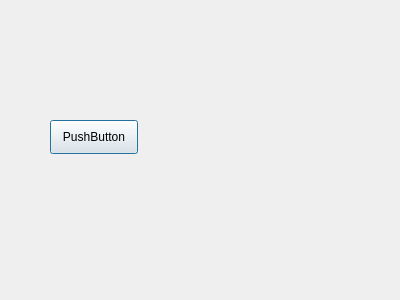
First picture: the form in statswindow.ui, repository Fantasm4no/VisionxComputador, before the edit.
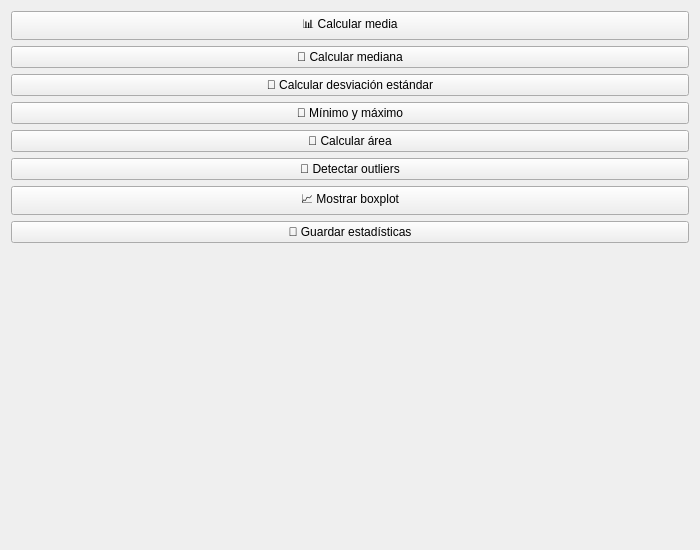
Second picture: the form after the edit. Custom widgets are drawn as their Qt base class.

Commit message: Versión estable: integración de estadísticas con interfaz y QCustomPlot

```diff
--- a/statswindow.ui
+++ b/statswindow.ui
@@ -1,42 +1,113 @@
 <?xml version="1.0" encoding="UTF-8"?>
 <ui version="4.0">
  <class>StatsWindow</class>
- <widget class="QDialog" name="StatsWindow">
+ <widget class="QWidget" name="StatsWindow">
   <property name="geometry">
    <rect>
     <x>0</x>
     <y>0</y>
-    <width>400</width>
-    <height>300</height>
+    <width>700</width>
+    <height>550</height>
    </rect>
   </property>
   <property name="windowTitle">
    <string>Dialog</string>
   </property>
-  <widget class="QPushButton" name="btnCargarCSV">
-   <property name="geometry">
-    <rect>
-     <x>50</x>
-     <y>120</y>
-     <width>88</width>
-     <height>34</height>
-    </rect>
-   </property>
-   <property name="text">
-    <string>PushButton</string>
-   </property>
-  </widget>
-  <widget class="QWidget" name="chartContainer" native="true">
-   <property name="geometry">
-    <rect>
-     <x>220</x>
-     <y>100</y>
-     <width>120</width>
-     <height>80</height>
-    </rect>
-   </property>
-  </widget>
+  <layout class="QVBoxLayout" name="verticalLayout">
+   <item>
+    <widget class="QPushButton" name="btnMedia">
+     <property name="text">
+      <string>📊 Calcular media</string>
+     </property>
+    </widget>
+   </item>
+   <item>
+    <widget class="QPushButton" name="btnMediana">
+     <property name="text">
+      <string>📌 Calcular mediana</string>
+     </property>
+    </widget>
+   </item>
+   <item>
+    <widget class="QPushButton" name="btnDesviacion">
+     <property name="text">
+      <string>📐 Calcular desviación estándar</string>
+     </property>
+    </widget>
+   </item>
+   <item>
+    <widget class="QPushButton" name="btnMinMax">
+     <property name="text">
+      <string>🔽 Mínimo y máximo</string>
+     </property>
+    </widget>
+   </item>
+   <item>
+    <widget class="QPushButton" name="btnArea">
+     <property name="text">
+      <string>📏 Calcular área</string>
+     </property>
+    </widget>
+   </item>
+   <item>
+    <widget class="QPushButton" name="btnOutliers">
+     <property name="text">
+      <string>🚨 Detectar outliers</string>
+     </property>
+    </widget>
+   </item>
+   <item>
+    <widget class="QPushButton" name="btnBoxplot">
+     <property name="text">
+      <string>📈 Mostrar boxplot</string>
+     </property>
+    </widget>
+   </item>
+   <item>
+    <widget class="QPushButton" name="btnGuardarCSV">
+     <property name="text">
+      <string>💾 Guardar estadísticas</string>
+     </property>
+    </widget>
+   </item>
+   <item>
+    <widget class="QLabel" name="labelResultado">
+     <property name="text">
+      <string/>
+     </property>
+     <property name="minimumHeight">
+      <number>24</number>
+     </property>
+     <property name="sizePolicy">
+      <sizepolicy hsizetype="Expanding" vsizetype="Fixed">
+       <horstretch>0</horstretch>
+       <verstretch>0</verstretch>
+      </sizepolicy>
+     </property>
+    </widget>
+   </item>
+   <item>
+    <widget class="QCustomPlot" name="customPlot">
+     <property name="minimumHeight">
+      <number>250</number>
+     </property>
+     <property name="sizePolicy">
+      <sizepolicy hsizetype="Expanding" vsizetype="Expanding">
+       <horstretch>0</horstretch>
+       <verstretch>1</verstretch>
+      </sizepolicy>
+     </property>
+    </widget>
+   </item>
+  </layout>
  </widget>
+ <customwidgets>
+  <customwidget>
+   <class>QCustomPlot</class>
+   <extends>QWidget</extends>
+   <header>qcustomplot.h</header>
+  </customwidget>
+ </customwidgets>
  <resources/>
  <connections/>
 </ui>
```
Left out of the diff: 2 changed lines with no effect on the pictures. The commit also changes 10 other files.
